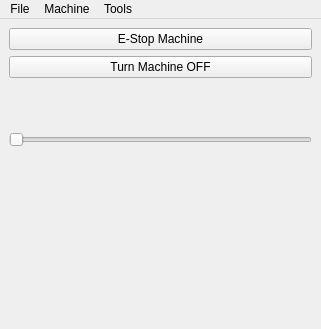
This is examples/mini/mini.ui in kcjengr/qtpyvcp as Qt 5 draws it before an edit. The edited form follows.
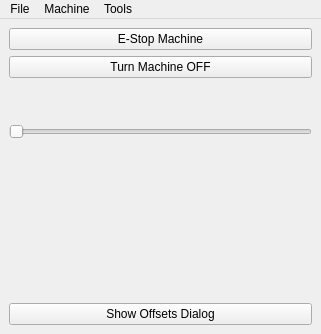
This is the edited form. Custom widgets are drawn as their Qt base class.

Commit message: add show dialog button

```diff
--- a/examples/mini/mini.ui
+++ b/examples/mini/mini.ui
@@ -239,6 +239,16 @@
       </property>
      </widget>
     </item>
+    <item>
+     <widget class="ShowDialogButton" name="showdialogbutton">
+      <property name="text">
+       <string>Show Offsets Dialog</string>
+      </property>
+      <property name="dialogName" stdset="0">
+       <string>set_work_offsets</string>
+      </property>
+     </widget>
+    </item>
    </layout>
   </widget>
   <widget class="QMenuBar" name="menuBar">
@@ -606,6 +616,11 @@
    <extends>QLabel</extends>
    <header>qtpyvcp.widgets.display_widgets.status_label</header>
   </customwidget>
+  <customwidget>
+   <class>ShowDialogButton</class>
+   <extends>QPushButton</extends>
+   <header>qtpyvcp.widgets.button_widgets.show_dialog_button</header>
+  </customwidget>
  </customwidgets>
  <resources>
   <include location="../brender/resources/brender.qrc"/>
```
Left out of the diff: 2 changed lines with no effect on the pictures. The commit also changes 4 other files.
